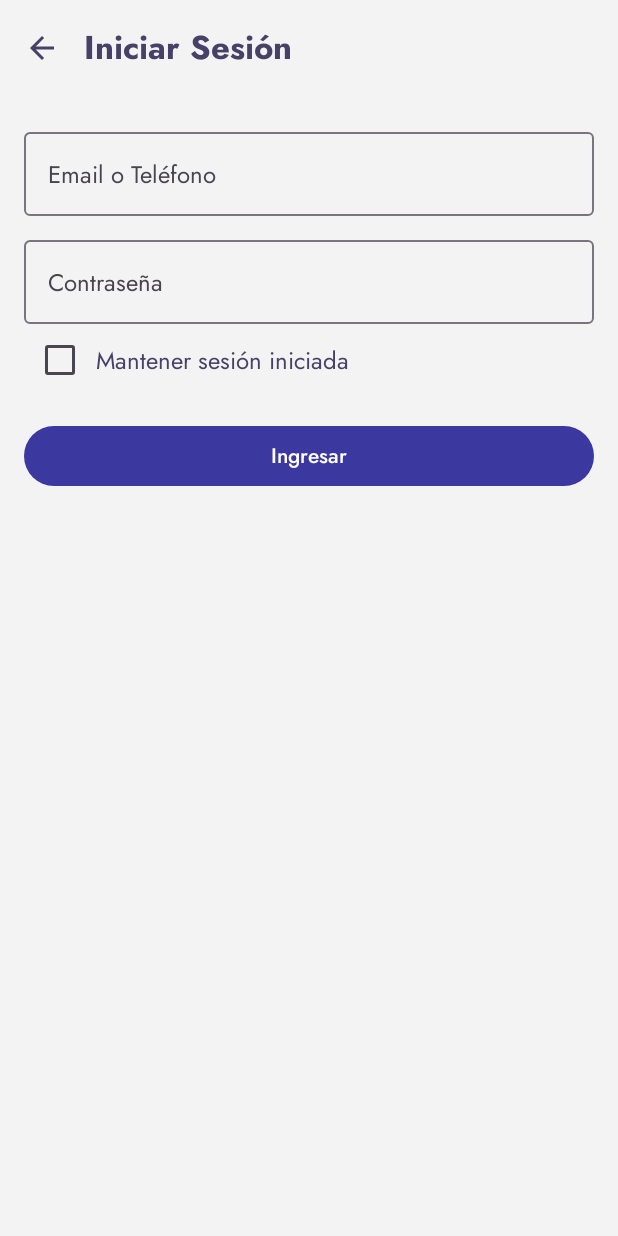
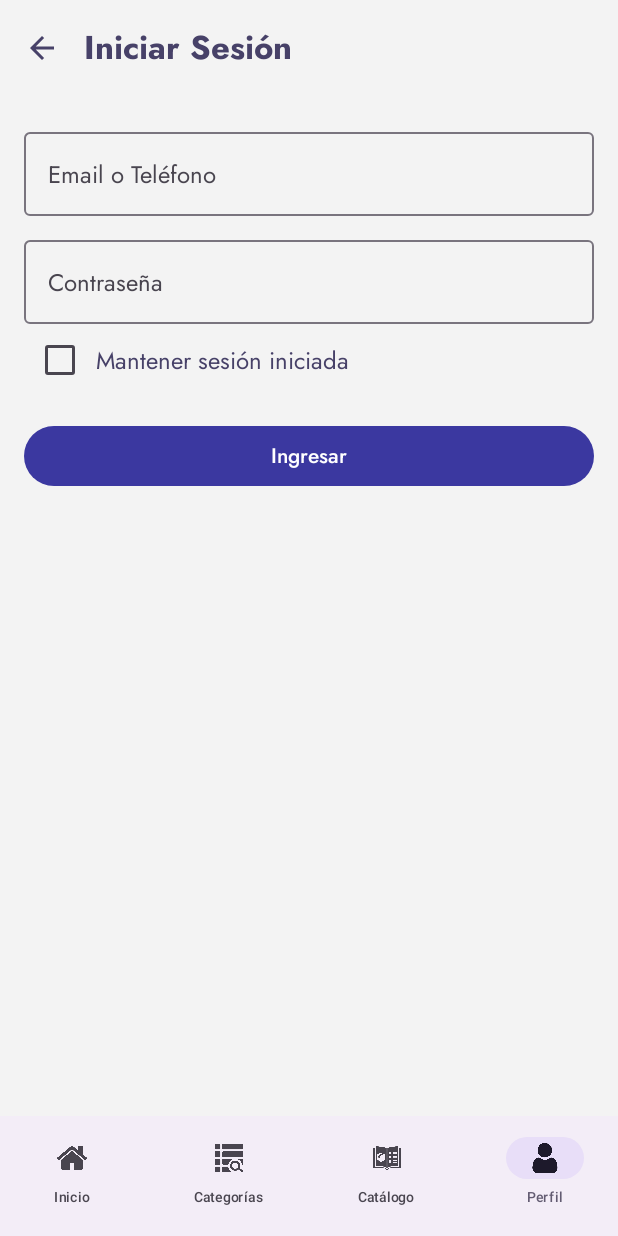
Before and after one commit to Rodr1to/5027-tinta_y_papel-android, an Android app built with Jetpack Compose: the login_screen screen opened through its navigation route, on a phone screen of 412 x 824 dp. Run offline under Robolectric (Android 15) with nearby library versions, the phone set to English and light mode, and no system bars.

Commit message:
fixes to most files

```diff
--- a/app/src/main/AndroidManifest.xml
+++ b/app/src/main/AndroidManifest.xml
@@ -1,6 +1,8 @@
 <?xml version="1.0" encoding="utf-8"?>
 <manifest xmlns:android="http://schemas.android.com/apk/res/android"
     xmlns:tools="http://schemas.android.com/tools">
+
+    <uses-permission android:name="android.permission.INTERNET" />
 
     <application
         android:allowBackup="true"
@@ -18,7 +20,6 @@
             android:theme="@style/Theme.Tinta_y_papel_android">
             <intent-filter>
                 <action android:name="android.intent.action.MAIN" />
-
                 <category android:name="android.intent.category.LAUNCHER" />
             </intent-filter>
         </activity>
--- a/app/src/main/java/com/rodrigovalverde/tinta_y_papel_android/navigations/AppNavigation.kt
+++ b/app/src/main/java/com/rodrigovalverde/tinta_y_papel_android/navigations/AppNavigation.kt
@@ -2,11 +2,13 @@ package com.rodrigovalverde.tinta_y_papel_android.navigation
 
 import androidx.compose.runtime.Composable
 import androidx.lifecycle.viewmodel.compose.viewModel
+import androidx.navigation.NavType
 import androidx.navigation.compose.NavHost
 import androidx.navigation.compose.composable
 import androidx.navigation.compose.rememberNavController
+import androidx.navigation.navArgument
 import androidx.navigation.navigation
-import com.rodrigovalverde.tinta_y_papel_android.navigations.MainScaffold
+import com.rodrigovalverde.tinta_y_papel_android.navigation.MainScaffold
 import com.rodrigovalverde.tinta_y_papel_android.screens.*
 import com.rodrigovalverde.tinta_y_papel_android.viewmodels.LoginViewModel
 
--- a/app/src/main/java/com/rodrigovalverde/tinta_y_papel_android/navigations/MainScaffold.kt
+++ b/app/src/main/java/com/rodrigovalverde/tinta_y_papel_android/navigations/MainScaffold.kt
@@ -1,4 +1,4 @@
-package com.rodrigovalverde.tinta_y_papel_android.navigations
+package com.rodrigovalverde.tinta_y_papel_android.navigation
 
 import androidx.compose.foundation.layout.padding
 import androidx.compose.foundation.layout.size
@@ -10,22 +10,23 @@ import androidx.compose.ui.res.painterResource
 import androidx.compose.ui.unit.dp
 import androidx.compose.ui.unit.sp
 import androidx.navigation.NavController
+import androidx.navigation.NavDestination.Companion.hierarchy
+import androidx.navigation.NavGraph.Companion.findStartDestination
 import androidx.navigation.compose.currentBackStackEntryAsState
 import com.rodrigovalverde.tinta_y_papel_android.R
-import com.rodrigovalverde.tinta_y_papel_android.navigation.AppScreens
 
 sealed class BottomNavItem(val route: String, val icon: Int, val label: String) {
     object Home : BottomNavItem(AppScreens.HomeScreen.route, R.drawable.home, "Inicio")
     object Category : BottomNavItem(AppScreens.CategoriasScreen.route, R.drawable.category, "Categorías")
     object Catalog : BottomNavItem(AppScreens.CatalogScreen.route, R.drawable.catalog, "Catálogo")
-    object Profile : BottomNavItem(AppScreens.ProfileScreen.route, R.drawable.profile, "Perfil")
+    object Profile : BottomNavItem(AuthNav.route, R.drawable.profile, "Perfil")
 }
 
 @OptIn(ExperimentalMaterial3Api::class)
 @Composable
 fun MainScaffold(navController: NavController, content: @Composable (Modifier) -> Unit) {
     val navBackStackEntry by navController.currentBackStackEntryAsState()
-    val currentRoute = navBackStackEntry?.destination?.route
+    val currentDestination = navBackStackEntry?.destination
 
     val items = listOf(
         BottomNavItem.Home,
@@ -36,7 +37,7 @@ fun MainScaffold(navController: NavController, content: @Composable (Modifier) -
 
     Scaffold(
         bottomBar = {
-            if (currentRoute in items.map { it.route }) {
+            if (currentDestination?.hierarchy?.any { dest -> items.any { it.route == dest.route } } == true) {
                 NavigationBar {
                     items.forEach { screen ->
                         NavigationBarItem(
@@ -44,14 +45,16 @@ fun MainScaffold(navController: NavController, content: @Composable (Modifier) -
                                 Icon(
                                     painter = painterResource(id = screen.icon),
                                     contentDescription = screen.label,
-                                    modifier = Modifier.size(24.dp)
+                                    // CAMBIO: Se reduce aún más el tamaño del ícono
+                                    modifier = Modifier.size(20.dp)
                                 )
                             },
-                            label = { Text(screen.label, fontSize = 10.sp) },
-                            selected = currentRoute == screen.route,
+                            // CAMBIO: Se reduce aún más el tamaño del texto
+                            label = { Text(screen.label, fontSize = 9.sp) },
+                            selected = currentDestination.hierarchy.any { it.route == screen.route },
                             onClick = {
                                 navController.navigate(screen.route) {
-                                    popUpTo(navController.graph.startDestinationId) {
+                                    popUpTo(navController.graph.findStartDestination().id) {
                                         saveState = true
                                     }
                                     launchSingleTop = true
--- a/app/src/main/java/com/rodrigovalverde/tinta_y_papel_android/screens/CatalogScreen.kt
+++ b/app/src/main/java/com/rodrigovalverde/tinta_y_papel_android/screens/CatalogScreen.kt
@@ -15,7 +15,7 @@ import androidx.compose.ui.unit.dp
 import androidx.lifecycle.viewmodel.compose.viewModel
 import androidx.navigation.NavController
 import com.rodrigovalverde.tinta_y_papel_android.navigation.AppScreens
-import com.rodrigovalverde.tinta_y_papel_android.viewmodel.LibrosViewModel
+import com.rodrigovalverde.tinta_y_papel_android.viewmodels.LibrosViewModel
 
 @OptIn(ExperimentalMaterial3Api::class)
 @Composable
--- a/app/src/main/java/com/rodrigovalverde/tinta_y_papel_android/screens/CategoriasScreen.kt
+++ b/app/src/main/java/com/rodrigovalverde/tinta_y_papel_android/screens/CategoriasScreen.kt
@@ -22,7 +22,7 @@ import androidx.navigation.NavController
 import coil.compose.AsyncImage
 import com.rodrigovalverde.tinta_y_papel_android.data.Categoria
 import com.rodrigovalverde.tinta_y_papel_android.navigation.AppScreens
-import com.rodrigovalverde.tinta_y_papel_android.viewmodel.CategoriasViewModel
+import com.rodrigovalverde.tinta_y_papel_android.viewmodels.CategoriasViewModel
 
 @OptIn(ExperimentalMaterial3Api::class)
 @Composable
--- a/app/src/main/java/com/rodrigovalverde/tinta_y_papel_android/screens/LibroDetalleScreen.kt
+++ b/app/src/main/java/com/rodrigovalverde/tinta_y_papel_android/screens/LibroDetalleScreen.kt
@@ -18,7 +18,7 @@ import androidx.compose.ui.unit.dp
 import androidx.lifecycle.viewmodel.compose.viewModel
 import androidx.navigation.NavController
 import coil.compose.AsyncImage
-import com.rodrigovalverde.tinta_y_papel_android.viewmodel.LibroDetalleViewModel
+import com.rodrigovalverde.tinta_y_papel_android.viewmodels.LibroDetalleViewModel
 
 @OptIn(ExperimentalMaterial3Api::class)
 @Composable
--- a/app/src/main/java/com/rodrigovalverde/tinta_y_papel_android/screens/LibrosPorCategoriaScreen.kt
+++ b/app/src/main/java/com/rodrigovalverde/tinta_y_papel_android/screens/LibrosPorCategoriaScreen.kt
@@ -19,7 +19,7 @@ import androidx.navigation.NavController
 import coil.compose.AsyncImage
 import com.rodrigovalverde.tinta_y_papel_android.data.Libro
 import com.rodrigovalverde.tinta_y_papel_android.navigation.AppScreens
-import com.rodrigovalverde.tinta_y_papel_android.viewmodel.LibrosViewModel
+import com.rodrigovalverde.tinta_y_papel_android.viewmodels.LibrosViewModel
 
 @OptIn(ExperimentalMaterial3Api::class)
 @Composable
--- a/app/src/main/java/com/rodrigovalverde/tinta_y_papel_android/screens/WebServiceScreen.kt
+++ b/app/src/main/java/com/rodrigovalverde/tinta_y_papel_android/screens/WebServiceScreen.kt
@@ -9,7 +9,7 @@ import androidx.compose.runtime.LaunchedEffect
 import androidx.compose.ui.Modifier
 import androidx.lifecycle.viewmodel.compose.viewModel
 import androidx.navigation.NavController
-import com.rodrigovalverde.tinta_y_papel_android.viewmodel.LibrosViewModel
+import com.rodrigovalverde.tinta_y_papel_android.viewmodels.LibrosViewModel
 
 @OptIn(ExperimentalMaterial3Api::class)
 @Composable
--- a/app/src/main/java/com/rodrigovalverde/tinta_y_papel_android/viewmodels/CategoriasViewModel.kt
+++ b/app/src/main/java/com/rodrigovalverde/tinta_y_papel_android/viewmodels/CategoriasViewModel.kt
@@ -1,4 +1,4 @@
-package com.rodrigovalverde.tinta_y_papel_android.viewmodel
+package com.rodrigovalverde.tinta_y_papel_android.viewmodels
 
 import androidx.compose.runtime.getValue
 import androidx.compose.runtime.mutableStateOf
--- a/app/src/main/java/com/rodrigovalverde/tinta_y_papel_android/viewmodels/LibroDetalleViewModel.kt
+++ b/app/src/main/java/com/rodrigovalverde/tinta_y_papel_android/viewmodels/LibroDetalleViewModel.kt
@@ -1,4 +1,4 @@
-package com.rodrigovalverde.tinta_y_papel_android.viewmodel
+package com.rodrigovalverde.tinta_y_papel_android.viewmodels
 
 import androidx.compose.runtime.getValue
 import androidx.compose.runtime.mutableStateOf
--- a/app/src/main/java/com/rodrigovalverde/tinta_y_papel_android/viewmodels/LibrosViewModel.kt
+++ b/app/src/main/java/com/rodrigovalverde/tinta_y_papel_android/viewmodels/LibrosViewModel.kt
@@ -1,4 +1,4 @@
-package com.rodrigovalverde.tinta_y_papel_android.viewmodel
+package com.rodrigovalverde.tinta_y_papel_android.viewmodels
 
 import androidx.compose.runtime.getValue
 import androidx.compose.runtime.mutableStateOf
```
